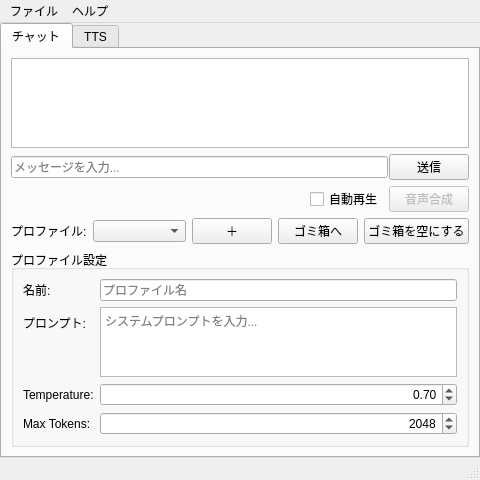
First picture: the form in src/MainWindow.ui, repository mitayuki3/flexichat, before the edit.
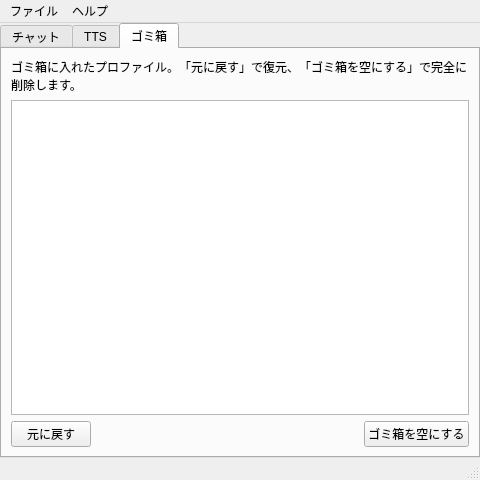
Second picture: the form after the edit. The open tabs and pages were chosen to show the change.

Commit message: ゴミ箱タブを追加（一覧／元に戻す／ゴミ箱を空にする）

```diff
--- a/src/MainWindow.ui
+++ b/src/MainWindow.ui
@@ -162,16 +162,6 @@
             </property>
            </widget>
           </item>
-          <item>
-           <widget class="QPushButton" name="emptyTrashButton">
-            <property name="toolTip">
-             <string>ゴミ箱内のプロファイルを完全に削除</string>
-            </property>
-            <property name="text">
-             <string>ゴミ箱を空にする</string>
-            </property>
-           </widget>
-          </item>
          </layout>
         </item>
         <item>
@@ -408,6 +398,70 @@
         </item>
        </layout>
       </widget>
+      <widget class="QWidget" name="trashTab">
+       <attribute name="title">
+        <string>ゴミ箱</string>
+       </attribute>
+       <layout class="QVBoxLayout" name="trashLayout">
+        <item>
+         <widget class="QLabel" name="trashHintLabel">
+          <property name="text">
+           <string>ゴミ箱に入れたプロファイル。「元に戻す」で復元、「ゴミ箱を空にする」で完全に削除します。</string>
+          </property>
+          <property name="wordWrap">
+           <bool>true</bool>
+          </property>
+         </widget>
+        </item>
+        <item>
+         <widget class="QListWidget" name="trashListWidget">
+          <property name="editTriggers">
+           <set>QAbstractItemView::EditTrigger::NoEditTriggers</set>
+          </property>
+          <property name="selectionMode">
+           <enum>QAbstractItemView::SelectionMode::SingleSelection</enum>
+          </property>
+         </widget>
+        </item>
+        <item>
+         <layout class="QHBoxLayout" name="trashButtonLayout">
+          <item>
+           <widget class="QPushButton" name="restoreTrashButton">
+            <property name="toolTip">
+             <string>選択したプロファイルをゴミ箱から元に戻す</string>
+            </property>
+            <property name="text">
+             <string>元に戻す</string>
+            </property>
+           </widget>
+          </item>
+          <item>
+           <spacer name="trashButtonSpacer">
+            <property name="orientation">
+             <enum>Qt::Orientation::Horizontal</enum>
+            </property>
+            <property name="sizeHint" stdset="0">
+             <size>
+              <width>40</width>
+              <height>20</height>
+             </size>
+            </property>
+           </spacer>
+          </item>
+          <item>
+           <widget class="QPushButton" name="emptyTrashButton">
+            <property name="toolTip">
+             <string>ゴミ箱内のプロファイルを完全に削除</string>
+            </property>
+            <property name="text">
+             <string>ゴミ箱を空にする</string>
+            </property>
+           </widget>
+          </item>
+         </layout>
+        </item>
+       </layout>
+      </widget>
      </widget>
     </item>
    </layout>
```
The commit also changes 2 other files.
